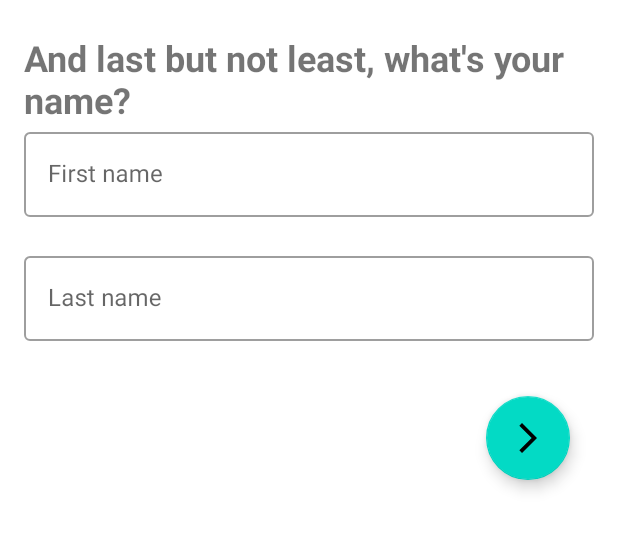
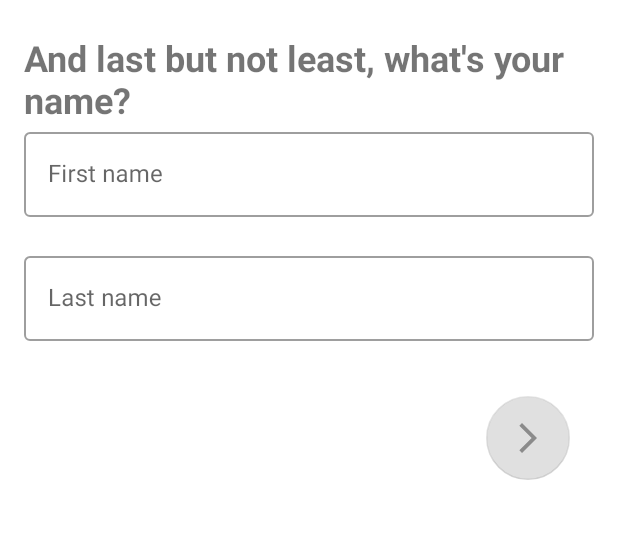
Before and after one commit to RonMordoch/postpc-2021-ex9, an Android app: the NameFragment screen opened through its navigation route, on a phone screen of 412 x 824 dp, the part 246-798 px from its top. Run offline under Robolectric (Android 15) with nearby library versions, the phone set to English and light mode, and no system bars.

Commit message:
Application class and post-onboarding activity done, animations working (easily from navigation graph), todo - persist fragment states for pressing back

```diff
--- a/app/src/main/java/exercises/android/ronm/shoenotifications/onboarding/OnboardingActivity.kt
+++ b/app/src/main/java/exercises/android/ronm/shoenotifications/onboarding/OnboardingActivity.kt
@@ -1,11 +1,14 @@
 package exercises.android.ronm.shoenotifications.onboarding
 
+import android.content.Intent
 import androidx.appcompat.app.AppCompatActivity
 import android.os.Bundle
 import android.widget.ProgressBar
 import androidx.activity.viewModels
 import androidx.lifecycle.Observer
+import exercises.android.ronm.shoenotifications.PostOnboardingActivity
 import exercises.android.ronm.shoenotifications.R
+import exercises.android.ronm.shoenotifications.ShoeNotificationsApp
 
 class OnboardingActivity : AppCompatActivity() {
 
@@ -17,11 +20,21 @@ class OnboardingActivity : AppCompatActivity() {
         setContentView(R.layout.activity_onboarding)
 
         progressBarOnboarding = findViewById(R.id.progressBarOnboarding)
-
         val progressBarObserver = Observer<Int> { progressInt ->
             progressBarOnboarding.progress = progressInt
         }
         onboardingViewModel.progressLiveData.observe(this, progressBarObserver)
+
+        val onboardingDoneObserver = Observer<Boolean>{ onboardingDone ->
+            if (onboardingDone){
+                (applicationContext as ShoeNotificationsApp).onboardingDone = true
+                // kill this activity and start the post-onboarding one
+                val postOnboardingActivityIntent = Intent(this@OnboardingActivity, PostOnboardingActivity::class.java)
+                startActivity(postOnboardingActivityIntent)
+                this.finish()
+            }
+        }
+        onboardingViewModel.onboardingDoneLiveData.observe(this, onboardingDoneObserver)
     }
 
     override fun onBackPressed() {
--- a/app/src/main/java/exercises/android/ronm/shoenotifications/onboarding/OnboardingViewModel.kt
+++ b/app/src/main/java/exercises/android/ronm/shoenotifications/onboarding/OnboardingViewModel.kt
@@ -6,20 +6,24 @@ import androidx.lifecycle.ViewModel
 class OnboardingViewModel : ViewModel() {
 
     val progressLiveData = MutableLiveData<Int>(MIN_PROGRESS)
+    val onboardingDoneLiveData = MutableLiveData<Boolean>(false)
 
     fun increaseProgress() {
         if (progressLiveData.value!! < MAX_PROGRESS) {
             progressLiveData.value = progressLiveData.value?.plus(1)
+            onboardingDoneLiveData.value = progressLiveData.value == MAX_PROGRESS
         }
+
     }
 
     fun decreaseProgress() {
         if (progressLiveData.value!! > MIN_PROGRESS) {
             progressLiveData.value = progressLiveData.value?.minus(1)
+            onboardingDoneLiveData.value = progressLiveData.value == MAX_PROGRESS
         }
     }
 
-    companion object{
+    companion object {
         private const val MIN_PROGRESS = 0
         private const val MAX_PROGRESS = 5
 
--- a/app/src/main/java/exercises/android/ronm/shoenotifications/onboarding/hello/HelloFragment.kt
+++ b/app/src/main/java/exercises/android/ronm/shoenotifications/onboarding/hello/HelloFragment.kt
@@ -20,6 +20,7 @@ class HelloFragment : Fragment() {
     private val onboardingViewModel: OnboardingViewModel by activityViewModels()
 
 
+
     override fun onCreateView(inflater: LayoutInflater, container: ViewGroup?, savedInstanceState: Bundle?): View? {
         return inflater.inflate(R.layout.fragment_hello, container, false)
     }
--- a/app/src/main/java/exercises/android/ronm/shoenotifications/onboarding/math/MathViewModel.kt
+++ b/app/src/main/java/exercises/android/ronm/shoenotifications/onboarding/math/MathViewModel.kt
@@ -2,7 +2,6 @@ package exercises.android.ronm.shoenotifications.onboarding.math
 
 import androidx.lifecycle.MutableLiveData
 import androidx.lifecycle.ViewModel
-import exercises.android.ronm.shoenotifications.onboarding.age.AgeViewModel
 import java.lang.Exception
 
 class MathViewModel : ViewModel() {
--- a/app/src/main/java/exercises/android/ronm/shoenotifications/onboarding/name/NameFragment.kt
+++ b/app/src/main/java/exercises/android/ronm/shoenotifications/onboarding/name/NameFragment.kt
@@ -5,17 +5,80 @@ import androidx.fragment.app.Fragment
 import android.view.LayoutInflater
 import android.view.View
 import android.view.ViewGroup
+import android.widget.TextView
+import androidx.core.widget.doOnTextChanged
+import androidx.fragment.app.activityViewModels
+import androidx.fragment.app.viewModels
+import androidx.lifecycle.Observer
+import androidx.navigation.fragment.NavHostFragment
+import com.google.android.material.floatingactionbutton.FloatingActionButton
+import com.google.android.material.textfield.TextInputLayout
 import exercises.android.ronm.shoenotifications.R
+import exercises.android.ronm.shoenotifications.onboarding.OnboardingViewModel
+import exercises.android.ronm.shoenotifications.onboarding.math.MathViewModel
 
 
 class NameFragment : Fragment() {
 
-    override fun onCreateView(
-        inflater: LayoutInflater, container: ViewGroup?,
-        savedInstanceState: Bundle?
-    ): View? {
-        // Inflate the layout for this fragment
+    private val onboardingViewModel: OnboardingViewModel by activityViewModels()
+    private val nameViewModel : NameViewModel by viewModels()
+    private lateinit var textFieldFirstName : TextInputLayout
+    private lateinit var textFieldLastName : TextInputLayout
+    private lateinit var fabNameDone : FloatingActionButton
+
+    override fun onCreateView(inflater: LayoutInflater, container: ViewGroup?, savedInstanceState: Bundle?): View? {
         return inflater.inflate(R.layout.fragment_name, container, false)
     }
 
+    override fun onViewCreated(view: View, savedInstanceState: Bundle?) {
+        super.onViewCreated(view, savedInstanceState)
+
+        textFieldFirstName = view.findViewById(R.id.textInputFirstName)
+        textFieldLastName = view.findViewById(R.id.textInputLastName)
+        fabNameDone = view.findViewById(R.id.fabNameDone)
+
+        // set listener to first name text field
+        textFieldFirstName.editText?.doOnTextChanged { inputText, _, _, _ ->
+            nameViewModel.firstNameUserInput = inputText.toString()
+        }
+        // set an observer for first name field
+        val firstNameValidObserver = Observer<Boolean?>{ isFirstNameValid ->
+            if (isFirstNameValid == null){
+                textFieldFirstName.error = ""
+                return@Observer
+            }
+            textFieldFirstName.error = if (isFirstNameValid) "" else "Name must be alphabetic only and at least 3 letters!"
+        }
+        nameViewModel.firstNameLiveData.observe(viewLifecycleOwner, firstNameValidObserver)
+
+        // set listener to last name text field
+        textFieldLastName.editText?.doOnTextChanged { inputText, _, _, _ ->
+            nameViewModel.lastNameUserInput = inputText.toString()
+        }
+        // set an observer for name name field
+        val lastNameValidObserver = Observer<Boolean?>{ islastNameValid ->
+            if (islastNameValid == null){
+                textFieldLastName.error = ""
+                return@Observer
+            }
+            textFieldLastName.error = if (islastNameValid) "" else "Name must be alphabetic only and at least 3 letters!"
+        }
+        nameViewModel.lastNameLiveData.observe(viewLifecycleOwner, lastNameValidObserver)
+
+
+        // set an observer for both fields to enable / disable button
+        val nameValidObserver = Observer<Boolean>{isNameValid ->
+            fabNameDone.isEnabled = isNameValid
+        }
+        nameViewModel.nameValidLiveData.observe(viewLifecycleOwner, nameValidObserver)
+
+
+        // set on-click listener for the fab to navigate forward
+        fabNameDone.setOnClickListener{
+            onboardingViewModel.increaseProgress()
+            // finish !
+        }
+    }
+
+
 }
--- a/app/src/main/java/exercises/android/ronm/shoenotifications/onboarding/name/NameViewModel.kt
+++ b/app/src/main/java/exercises/android/ronm/shoenotifications/onboarding/name/NameViewModel.kt
@@ -1,8 +1,62 @@
 package exercises.android.ronm.shoenotifications.onboarding.name
 
+import androidx.lifecycle.MutableLiveData
 import androidx.lifecycle.ViewModel
 
 class NameViewModel : ViewModel() {
 
+    // a live data for the first name field
+    val firstNameLiveData = MutableLiveData<Boolean?>(null)
+    var firstNameUserInput = ""
+        set(value) {
+            if (value == "") { // empty input, don't act upon it
+                firstNameLiveData.value = null
+                return
+            }
+            if (isNameValid(value)){
+                field = value
+                firstNameLiveData.value = true
+            }
+            else
+            {
+                firstNameLiveData.value = false
+            }
+            if (lastNameLiveData.value != null){
+                nameValidLiveData.value = (firstNameLiveData.value == true) && (lastNameLiveData.value == true)
+            }
+        }
+
+    // a live data for the last name field
+    val lastNameLiveData = MutableLiveData<Boolean?>(null)
+    var lastNameUserInput = ""
+        set(value) {
+            if (value == "") { // empty input, don't act upon it
+                lastNameLiveData.value = null
+                return
+            }
+            if (isNameValid(value)){
+                lastNameLiveData.value = true
+                field = value
+            }
+            else
+            {
+                lastNameLiveData.value = false
+            }
+            if (firstNameLiveData.value != null){
+                nameValidLiveData.value = (firstNameLiveData.value == true) && (lastNameLiveData.value == true)
+            }
+        }
+
+    // a live data for both names
+    val nameValidLiveData = MutableLiveData<Boolean>(false)
+
+    private fun isNameValid(name: String): Boolean {
+        return (name.length >= MIN_NAME_LENGTH) && (name.all { it.isLetter() })
+    }
+
+    companion object {
+        private const val MIN_NAME_LENGTH = 3
+    }
+
 
 }
--- a/app/src/main/res/layout/fragment_math_question.xml
+++ b/app/src/main/res/layout/fragment_math_question.xml
@@ -25,7 +25,6 @@
         android:layout_height="wrap_content"
         android:layout_marginStart="16dp"
         android:layout_marginTop="16dp"
-        android:text="4x2=?"
         android:textSize="20sp"
         app:layout_constraintStart_toStartOf="parent"
         app:layout_constraintTop_toBottomOf="@+id/textViewMathPrompt" />
--- a/app/src/main/res/layout/fragment_name.xml
+++ b/app/src/main/res/layout/fragment_name.xml
@@ -55,11 +55,11 @@
             android:id="@+id/password_edit_text"
             android:layout_width="match_parent"
             android:layout_height="wrap_content"
-            android:inputType="textPassword" />
+            android:inputType="text" />
     </com.google.android.material.textfield.TextInputLayout>
 
     <com.google.android.material.floatingactionbutton.FloatingActionButton
-        android:id="@+id/fabAgreeToTerms"
+        android:id="@+id/fabNameDone"
         android:layout_width="wrap_content"
         android:layout_height="wrap_content"
         android:layout_marginTop="16dp"
--- a/app/src/main/res/navigation/navigation_graph.xml
+++ b/app/src/main/res/navigation/navigation_graph.xml
@@ -12,7 +12,11 @@
         tools:layout="@layout/fragment_hello" >
         <action
             android:id="@+id/action_helloFragment_to_ageFragment"
-            app:destination="@id/ageFragment" />
+            app:destination="@id/ageFragment"
+            app:enterAnim="@anim/slide_in_right"
+            app:exitAnim="@anim/slide_out_left"
+            app:popExitAnim="@anim/slide_out_left"
+            app:popEnterAnim="@anim/slide_in_right"/>
     </fragment>
     <fragment
         android:id="@+id/ageFragment"
@@ -21,7 +25,11 @@
         tools:layout="@layout/fragment_age" >
         <action
             android:id="@+id/action_ageFragment_to_termsFragment"
-            app:destination="@id/termsFragment" />
+            app:destination="@id/termsFragment"
+            app:enterAnim="@anim/slide_in_right"
+            app:exitAnim="@anim/slide_out_left"
+            app:popExitAnim="@anim/slide_out_left"
+            app:popEnterAnim="@anim/slide_in_right"/>
     </fragment>
     <fragment
         android:id="@+id/termsFragment"
@@ -30,7 +38,11 @@
         tools:layout="@layout/fragment_terms" >
         <action
             android:id="@+id/action_termsFragment_to_mathQuestionFragment"
-            app:destination="@id/mathQuestionFragment" />
+            app:destination="@id/mathQuestionFragment"
+            app:enterAnim="@anim/slide_in_right"
+            app:exitAnim="@anim/slide_out_left"
+            app:popExitAnim="@anim/slide_out_left"
+            app:popEnterAnim="@anim/slide_in_right"/>
     </fragment>
     <fragment
         android:id="@+id/mathQuestionFragment"
@@ -39,7 +51,11 @@
         tools:layout="@layout/fragment_math_question" >
         <action
             android:id="@+id/action_mathQuestionFragment_to_nameFragment"
-            app:destination="@id/nameFragment" />
+            app:destination="@id/nameFragment"
+            app:enterAnim="@anim/slide_in_right"
+            app:exitAnim="@anim/slide_out_left"
+            app:popExitAnim="@anim/slide_out_left"
+            app:popEnterAnim="@anim/slide_in_right"/>
     </fragment>
     <fragment
         android:id="@+id/nameFragment"
```
Also changed, not shown: app/src/main/AndroidManifest.xml (+4 -5 lines), app/src/main/java/exercises/android/ronm/shoenotifications/MainActivity.kt (+11 -2 lines), app/src/main/java/exercises/android/ronm/shoenotifications/PostOnboardingActivity.kt (added, +15 -0 lines), app/src/main/java/exercises/android/ronm/shoenotifications/ShoeNotificationsApp.kt (added, +25 -0 lines), app/src/main/java/exercises/android/ronm/shoenotifications/onboarding/age/AgeFragment.kt (+10 -9 lines), app/src/main/java/exercises/android/ronm/shoenotifications/onboarding/math/MathQuestion.kt (+2 -5 lines), app/src/main/java/exercises/android/ronm/shoenotifications/onboarding/math/MathQuestionFragment.kt (+10 -16 lines), app/src/main/res/anim/slide_in_right.xml (added, +26 -0 lines), app/src/main/res/anim/slide_out_left.xml (added, +25 -0 lines), app/src/main/res/layout/activity_post_onboarding.xml (added, +37 -0 lines), app/src/main/res/values/strings.xml (+1 -0 lines).
